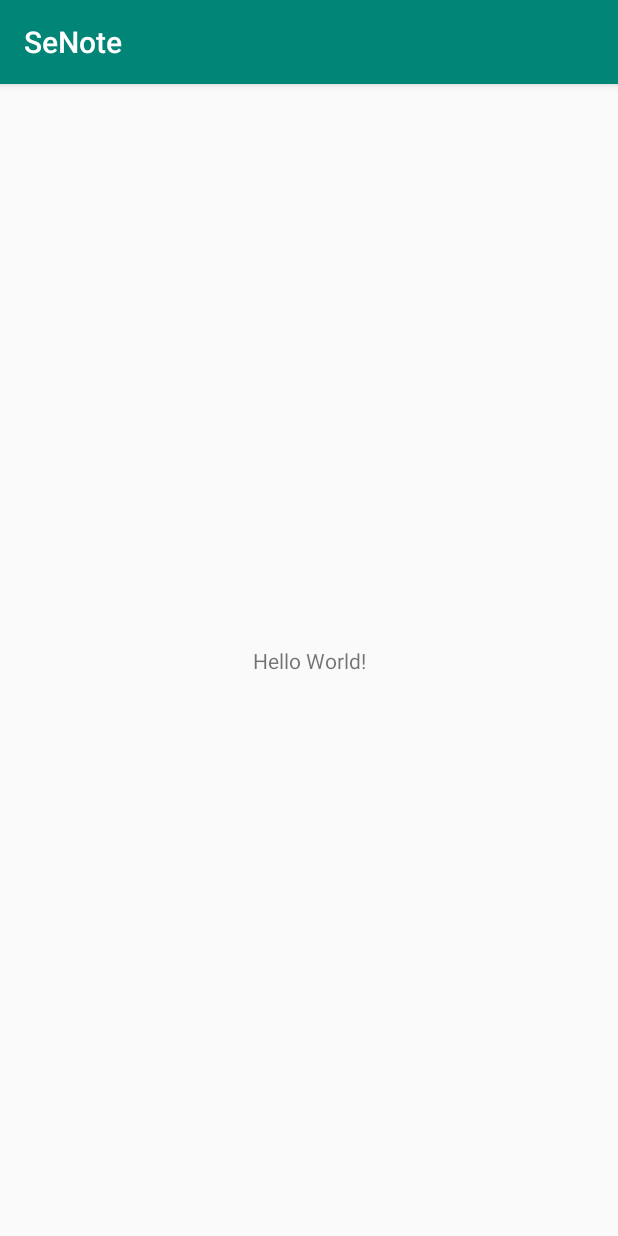
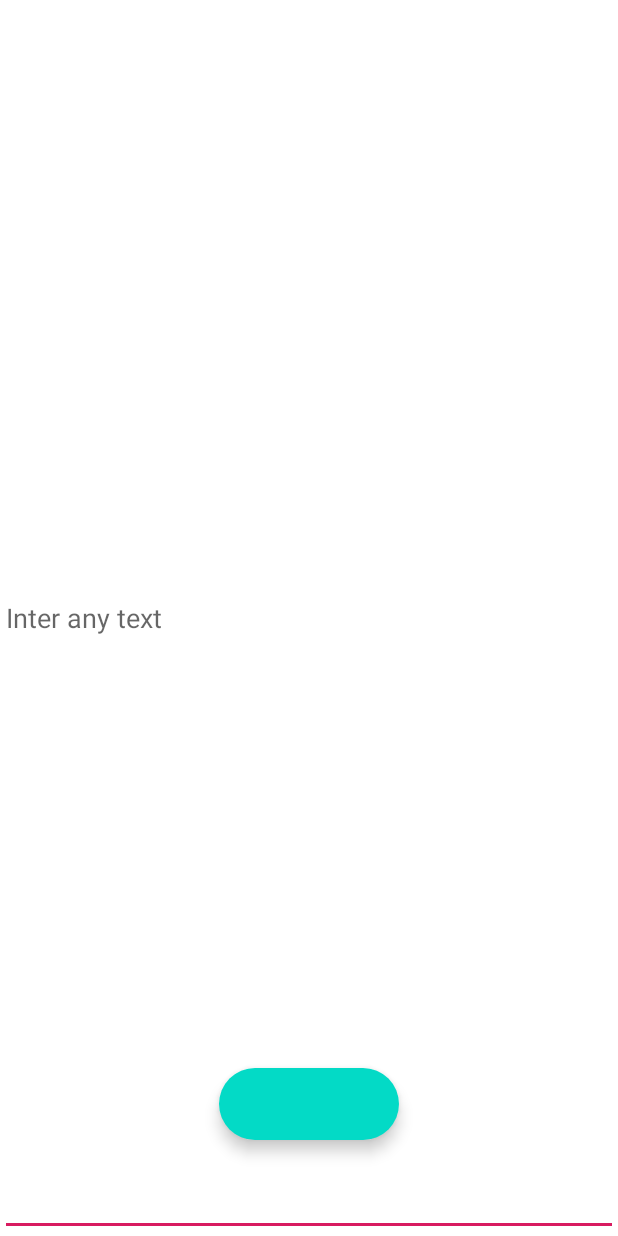
Before and after one commit to AhmedShoaibOmer/SeNote, an Android app: the screen it shows after launch (MainActivity), on a phone screen of 412 x 824 dp. Run offline under Robolectric (Android 15) with nearby library versions, the light colour scheme and no system bars; our stand-ins replace data binding.

Commit message:
Added dependencies and navigation graph and PhotoAttachment to note EditText.
Signed-off-by: Ahmed S.Omer <Ahmed.shuaip300@gmail.com>

```diff
--- a/app/src/main/AndroidManifest.xml
+++ b/app/src/main/AndroidManifest.xml
@@ -11,13 +11,16 @@
         android:supportsRtl="true"
         android:theme="@style/AppTheme"
         tools:ignore="GoogleAppIndexingWarning">
-        <activity android:name=".MainActivity">
+        <activity
+            android:name=".ui.activities.SplashActivity"
+            android:theme="@style/AppTheme.SplashTheme">
             <intent-filter>
                 <action android:name="android.intent.action.MAIN" />
 
                 <category android:name="android.intent.category.LAUNCHER" />
             </intent-filter>
         </activity>
+        <activity android:name=".ui.activities.MainActivity" />
     </application>
 
 </manifest>
--- a/app/src/main/java/com/aso/senote/MainActivity.java
+++ b/app/src/main/java/com/aso/senote/ui/activities/MainActivity.java
@@ -1,8 +1,10 @@
-package com.aso.senote;
+package com.aso.senote.ui.activities;
 
 import android.os.Bundle;
 
 import androidx.appcompat.app.AppCompatActivity;
+
+import com.aso.senote.R;
 
 public class MainActivity extends AppCompatActivity {
 
--- /dev/null
+++ b/app/src/main/java/com/aso/senote/ui/activities/SplashActivity.java
@@ -0,0 +1,23 @@
+package com.aso.senote.ui.activities;
+
+import android.content.Intent;
+import android.os.Bundle;
+
+import androidx.appcompat.app.AppCompatActivity;
+
+public class SplashActivity extends AppCompatActivity {
+
+    @Override
+    protected void onCreate(Bundle savedInstanceState) {
+        super.onCreate(savedInstanceState);
+    }
+
+    @Override
+    protected void onStart() {
+        super.onStart();
+
+        Intent i = new Intent(this, MainActivity.class);
+        startActivity(i);
+        finish();
+    }
+}
--- /dev/null
+++ b/app/src/main/java/com/aso/senote/ui/fragments/HomeFragment.java
@@ -0,0 +1,69 @@
+package com.aso.senote.ui.fragments;
+
+
+import android.content.Context;
+import android.os.Bundle;
+import android.view.LayoutInflater;
+import android.view.View;
+import android.view.ViewGroup;
+import android.widget.EditText;
+
+import androidx.annotation.NonNull;
+import androidx.annotation.Nullable;
+import androidx.databinding.DataBindingUtil;
+import androidx.fragment.app.Fragment;
+
+import com.aso.senote.R;
+import com.aso.senote.databinding.FragmentHomeBinding;
+import com.aso.senote.util.PhotoAttachmentHandler;
+
+public class HomeFragment extends Fragment {
+
+
+    private FragmentHomeBinding binding;
+    private PhotoAttachmentHandler mPhotoAttachmentHandler;
+    private View mView;
+    private Context mContext;
+
+    public HomeFragment() {
+        // Required empty public constructor
+    }
+
+    @Override
+    public void onAttach(@NonNull Context context) {
+        super.onAttach(context);
+        mContext = context;
+    }
+
+    @Override
+    public View onCreateView(LayoutInflater inflater, ViewGroup container,
+                             Bundle savedInstanceState) {
+        // Inflate the layout for this fragment
+        binding = DataBindingUtil.inflate(
+                inflater, R.layout.fragment_home, container, false);
+        //Setting Data to the layout
+        //binding.setData(data);
+        return binding.getRoot();
+    }
+
+    @Override
+    public void onViewCreated(@NonNull View view, @Nullable Bundle savedInstanceState) {
+        super.onViewCreated(view, savedInstanceState);
+        mView = view;
+        init();
+    }
+
+    private void init() {
+        EditText editor = binding.testET;
+
+        mPhotoAttachmentHandler = new PhotoAttachmentHandler(editor);
+        binding.testFAB.setOnClickListener(new View.OnClickListener() {
+            @Override
+            public void onClick(View v) {
+                mPhotoAttachmentHandler.insert(" :-) ", R.drawable.test);
+            }
+        });
+    }
+
+
+}
--- /dev/null
+++ b/app/src/main/res/drawable/splash_screen_bg.xml
@@ -0,0 +1,12 @@
+<?xml version="1.0" encoding="utf-8"?>
+<layer-list xmlns:android="http://schemas.android.com/apk/res/android"
+    android:opacity="opaque">
+    <item>
+        <color android:color="@color/colorPrimary" />
+    </item>
+    <!--<item>
+        <bitmap android:src="@drawable/test"
+            android:gravity="center"/>
+    </item>-->
+
+</layer-list>
--- a/app/src/main/res/layout/activity_main.xml
+++ b/app/src/main/res/layout/activity_main.xml
@@ -4,15 +4,18 @@
     xmlns:tools="http://schemas.android.com/tools"
     android:layout_width="match_parent"
     android:layout_height="match_parent"
-    tools:context=".MainActivity">
+    tools:context=".ui.activities.MainActivity">
 
-    <TextView
-        android:layout_width="wrap_content"
-        android:layout_height="wrap_content"
-        android:text="Hello World!"
+    <fragment
+        android:id="@+id/fragment_container"
+        android:name="androidx.navigation.fragment.NavHostFragment"
+        android:layout_width="0dp"
+        android:layout_height="0dp"
+        app:defaultNavHost="true"
         app:layout_constraintBottom_toBottomOf="parent"
-        app:layout_constraintLeft_toLeftOf="parent"
-        app:layout_constraintRight_toRightOf="parent"
-        app:layout_constraintTop_toTopOf="parent" />
+        app:layout_constraintEnd_toEndOf="parent"
+        app:layout_constraintStart_toStartOf="parent"
+        app:layout_constraintTop_toTopOf="parent"
+        app:navGraph="@navigation/nav_graph" />
 
 </androidx.constraintlayout.widget.ConstraintLayout>
--- /dev/null
+++ b/app/src/main/res/layout/fragment_home.xml
@@ -0,0 +1,31 @@
+<?xml version="1.0" encoding="utf-8"?>
+<layout>
+
+    <androidx.constraintlayout.widget.ConstraintLayout xmlns:android="http://schemas.android.com/apk/res/android"
+        xmlns:app="http://schemas.android.com/apk/res-auto"
+        xmlns:tools="http://schemas.android.com/tools"
+        android:layout_width="match_parent"
+        android:layout_height="match_parent"
+        tools:context=".ui.fragments.HomeFragment">
+
+        <EditText
+            android:id="@+id/testET"
+            android:layout_width="0dp"
+            android:layout_height="0dp"
+            android:hint="Inter any text"
+            app:layout_constraintBottom_toBottomOf="parent"
+            app:layout_constraintEnd_toEndOf="parent"
+            app:layout_constraintStart_toStartOf="parent"
+            app:layout_constraintTop_toTopOf="parent" />
+
+        <com.google.android.material.floatingactionbutton.ExtendedFloatingActionButton
+            android:id="@+id/testFAB"
+            android:layout_width="wrap_content"
+            android:layout_height="wrap_content"
+            android:layout_marginBottom="64dp"
+            app:layout_constraintBottom_toBottomOf="parent"
+            app:layout_constraintEnd_toEndOf="parent"
+            app:layout_constraintStart_toStartOf="parent" />
+
+    </androidx.constraintlayout.widget.ConstraintLayout>
+</layout>
--- /dev/null
+++ b/app/src/main/res/navigation/nav_graph.xml
@@ -0,0 +1,13 @@
+<?xml version="1.0" encoding="utf-8"?>
+<navigation xmlns:android="http://schemas.android.com/apk/res/android"
+    xmlns:app="http://schemas.android.com/apk/res-auto"
+    xmlns:tools="http://schemas.android.com/tools"
+    android:id="@+id/nav_graph.xml"
+    app:startDestination="@id/homeFragment">
+
+    <fragment
+        android:id="@+id/homeFragment"
+        android:name="com.aso.senote.ui.fragments.HomeFragment"
+        android:label="fragment_home"
+        tools:layout="@layout/fragment_home" />
+</navigation>
--- a/app/src/main/res/values/strings.xml
+++ b/app/src/main/res/values/strings.xml
@@ -1,3 +1,4 @@
 <resources>
     <string name="app_name">SeNote</string>
+
 </resources>
--- a/app/src/main/res/values/styles.xml
+++ b/app/src/main/res/values/styles.xml
@@ -1,11 +1,17 @@
 <resources>
 
     <!-- Base application theme. -->
-    <style name="AppTheme" parent="Theme.AppCompat.Light.DarkActionBar">
+    <style name="AppTheme" parent="Theme.MaterialComponents.DayNight.NoActionBar">
         <!-- Customize your theme here. -->
         <item name="colorPrimary">@color/colorPrimary</item>
         <item name="colorPrimaryDark">@color/colorPrimaryDark</item>
         <item name="colorAccent">@color/colorAccent</item>
     </style>
 
+    <style name="AppTheme.SplashTheme" parent="AppTheme">
+        <item name="android:windowBackground">@drawable/splash_screen_bg</item>
+        <item name="android:windowFullscreen">true</item>
+        <item name="android:windowTranslucentStatus">true</item>
+    </style>
+
 </resources>
```
Also changed, not shown: app/build.gradle (+36 -0 lines), app/src/main/java/com/aso/senote/ui/fragments/NoteFragment.java (added, +31 -0 lines), app/src/main/java/com/aso/senote/util/PhotoAttachmentHandler.java (added, +84 -0 lines), app/src/main/res/layout/fragment_note.xml (added, +9 -0 lines), app/src/main/res/drawable-xxhdpi/test.png (added), 1 other file.
